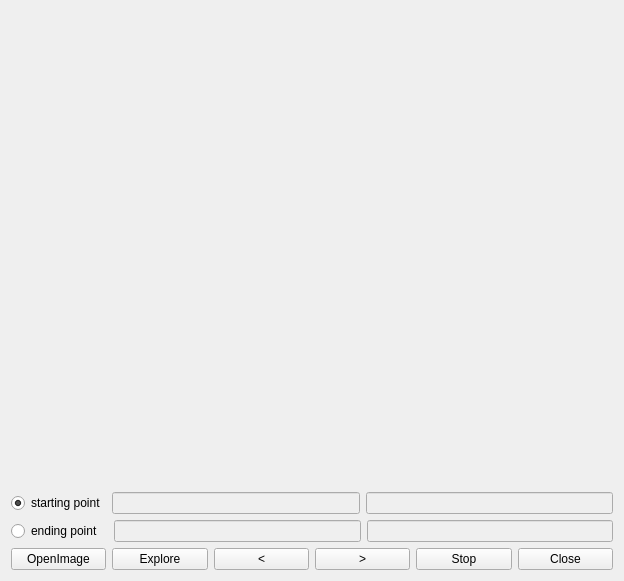
Before: the Qt Designer form dashboard.ui in lzsz518/UAVRouteExplorer, drawn with Qt 5.
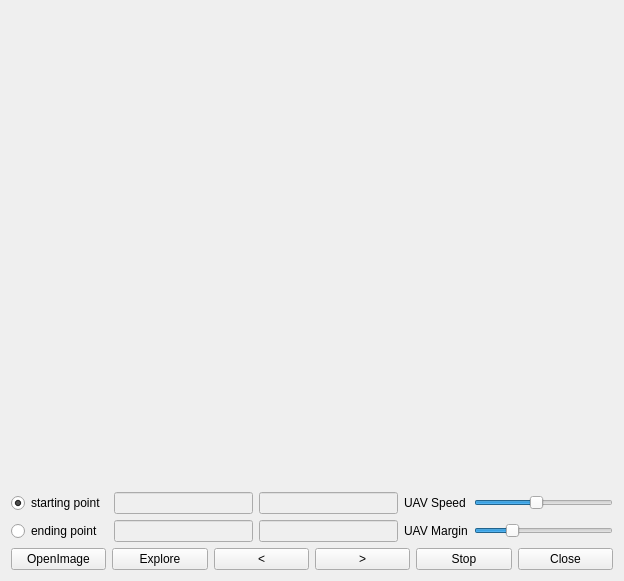
After: the same form once the commit is applied.

Commit message: Add background picture Add UAV speed parameter Add UAV margin parameter

What changed in the file:
```diff
--- a/dashboard.ui
+++ b/dashboard.ui
@@ -15,13 +15,53 @@
   </property>
   <layout class="QVBoxLayout" name="verticalLayout_2">
    <item>
-    <layout class="QVBoxLayout" name="verticalLayout" stretch="2,0,0,0">
+    <layout class="QVBoxLayout" name="verticalLayout" stretch="2,0,0">
      <item>
       <layout class="QHBoxLayout" name="layout_image"/>
      </item>
      <item>
-      <layout class="QHBoxLayout" name="horizontalLayout">
-       <item>
+      <layout class="QGridLayout" name="gridLayout">
+       <item row="1" column="3">
+        <widget class="QLabel" name="label">
+         <property name="text">
+          <string>UAV Speed</string>
+         </property>
+        </widget>
+       </item>
+       <item row="1" column="1">
+        <widget class="QLineEdit" name="le_startX">
+         <property name="enabled">
+          <bool>false</bool>
+         </property>
+        </widget>
+       </item>
+       <item row="1" column="2">
+        <widget class="QLineEdit" name="le_startY">
+         <property name="enabled">
+          <bool>false</bool>
+         </property>
+        </widget>
+       </item>
+       <item row="1" column="4">
+        <widget class="QSlider" name="hs_uavspeed">
+         <property name="minimum">
+          <number>10</number>
+         </property>
+         <property name="maximum">
+          <number>100</number>
+         </property>
+         <property name="singleStep">
+          <number>10</number>
+         </property>
+         <property name="value">
+          <number>50</number>
+         </property>
+         <property name="orientation">
+          <enum>Qt::Horizontal</enum>
+         </property>
+        </widget>
+       </item>
+       <item row="1" column="0">
         <widget class="QRadioButton" name="rb_startpoint">
          <property name="text">
           <string>starting point</string>
@@ -31,45 +71,56 @@
          </property>
         </widget>
        </item>
-       <item>
-        <widget class="QLineEdit" name="le_startX">
-         <property name="enabled">
-          <bool>false</bool>
-         </property>
-        </widget>
-       </item>
-       <item>
-        <widget class="QLineEdit" name="le_startY">
-         <property name="enabled">
-          <bool>false</bool>
-         </property>
-        </widget>
-       </item>
-      </layout>
-     </item>
-     <item>
-      <layout class="QHBoxLayout" name="horizontalLayout_2">
-       <item>
+       <item row="2" column="0">
         <widget class="QRadioButton" name="rb_endpoint">
          <property name="text">
           <string>ending point  </string>
          </property>
         </widget>
        </item>
-       <item>
+       <item row="2" column="1">
         <widget class="QLineEdit" name="le_endX">
          <property name="enabled">
           <bool>false</bool>
          </property>
         </widget>
        </item>
-       <item>
+       <item row="2" column="2">
         <widget class="QLineEdit" name="le_endY">
          <property name="enabled">
           <bool>false</bool>
          </property>
         </widget>
        </item>
+       <item row="2" column="3">
+        <widget class="QLabel" name="label_2">
+         <property name="text">
+          <string>UAV Margin</string>
+         </property>
+        </widget>
+       </item>
+       <item row="2" column="4">
+        <widget class="QSlider" name="hs_uavmargin">
+         <property name="minimum">
+          <number>0</number>
+         </property>
+         <property name="maximum">
+          <number>20</number>
+         </property>
+         <property name="singleStep">
+          <number>5</number>
+         </property>
+         <property name="pageStep">
+          <number>5</number>
+         </property>
+         <property name="value">
+          <number>5</number>
+         </property>
+         <property name="orientation">
+          <enum>Qt::Horizontal</enum>
+         </property>
+        </widget>
+       </item>
       </layout>
      </item>
      <item>
```
The commit also changes 6 other files.
